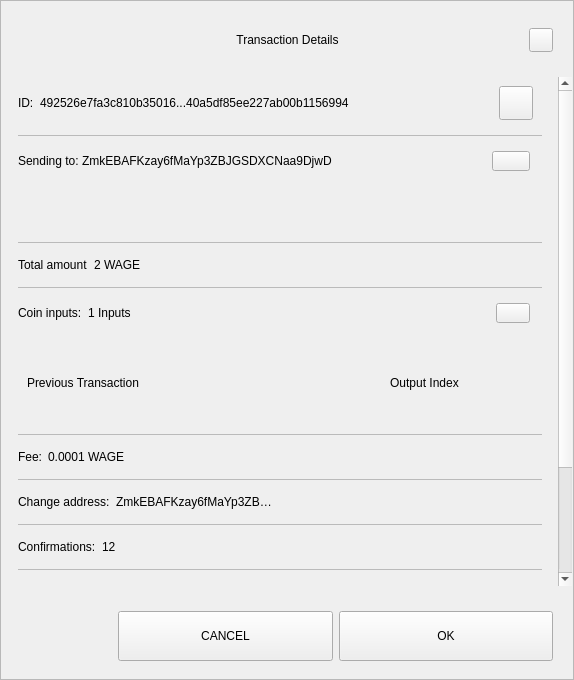
Old version of the form src/qt/digiwage/forms/sendconfirmdialog.ui in the repository digiwage/digiwage.
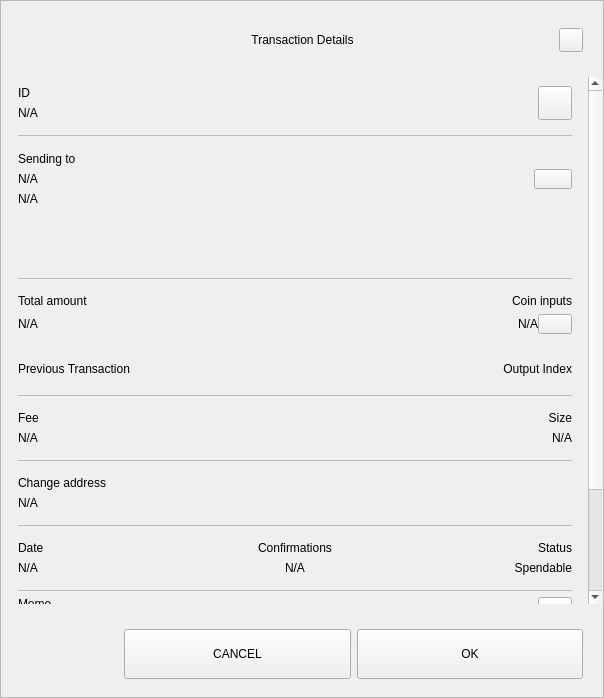
New version of the form.

Commit message: first push to official repo

```diff
--- a/src/qt/digiwage/forms/sendconfirmdialog.ui
+++ b/src/qt/digiwage/forms/sendconfirmdialog.ui
@@ -6,8 +6,8 @@
    <rect>
     <x>0</x>
     <y>0</y>
-    <width>574</width>
-    <height>680</height>
+    <width>604</width>
+    <height>698</height>
    </rect>
   </property>
   <property name="sizePolicy">
@@ -18,7 +18,7 @@
   </property>
   <property name="minimumSize">
    <size>
-    <width>574</width>
+    <width>580</width>
     <height>500</height>
    </size>
   </property>
@@ -181,7 +181,7 @@
         <property name="minimumSize">
          <size>
           <width>0</width>
-          <height>0</height>
+          <height>450</height>
          </size>
         </property>
         <layout class="QVBoxLayout" name="verticalLayout_4">
@@ -218,8 +218,8 @@
              <rect>
               <x>0</x>
               <y>0</y>
-              <width>556</width>
-              <height>672</height>
+              <width>586</width>
+              <height>700</height>
              </rect>
             </property>
             <property name="autoFillBackground">
@@ -263,10 +263,15 @@
                 </property>
                 <item>
                  <widget class="QWidget" name="contentID" native="true">
-                  <layout class="QHBoxLayout" name="horizontalLayout_12" stretch="0,1,0">
+                  <layout class="QHBoxLayout" name="horizontalLayout_12" stretch="0,0">
                    <property name="leftMargin">
                     <number>0</number>
                    </property>
+                   <property name="rightMargin">
+                    <number>0</number>
+                   </property>
+                   <item>
+                    <layout class="QVBoxLayout" name="contentID_int">
                    <item>
                     <widget class="QLabel" name="labelId">
                      <property name="maximumSize">
@@ -276,16 +281,18 @@
                       </size>
                      </property>
                      <property name="text">
-                      <string>ID:</string>
+                        <string>ID</string>
                      </property>
                     </widget>
                    </item>
                    <item>
                     <widget class="QLabel" name="textId">
                      <property name="text">
-                      <string>492526e7fa3c810b35016...40a5df85ee227ab00b1156994</string>
-                     </property>
-                    </widget>
+                        <string notr="true">N/A</string>
+                       </property>
+                      </widget>
+                     </item>
+                    </layout>
                    </item>
                    <item>
                     <widget class="QPushButton" name="pushCopy">
@@ -335,16 +342,36 @@
                  </widget>
                 </item>
                 <item>
-                 <widget class="QWidget" name="contentOutputs" native="true">
-                  <layout class="QHBoxLayout" name="horizontalLayout_11" stretch="0,3,0">
+                 <widget class="QWidget" name="contentOutputsLabel" native="true">
+                  <layout class="QHBoxLayout" name="horizontalLayout_11" stretch="0,0">
                    <property name="spacing">
+                    <number>6</number>
+                   </property>
+                   <property name="leftMargin">
                     <number>0</number>
                    </property>
+                   <property name="topMargin">
+                    <number>9</number>
+                   </property>
+                   <property name="rightMargin">
+                    <number>0</number>
+                   </property>
+                   <property name="bottomMargin">
+                    <number>9</number>
+                   </property>
+                   <item>
+                    <layout class="QVBoxLayout" name="contentOutputsLabel_int">
                    <property name="leftMargin">
                     <number>0</number>
                    </property>
+                     <property name="topMargin">
+                      <number>1</number>
+                     </property>
                    <property name="rightMargin">
-                    <number>12</number>
+                      <number>6</number>
+                     </property>
+                     <property name="bottomMargin">
+                      <number>1</number>
                    </property>
                    <item>
                     <widget class="QLabel" name="labelSend">
@@ -355,16 +382,43 @@
                       </size>
                      </property>
                      <property name="text">
-                      <string>Sending to: </string>
+                        <string>Sending to</string>
+                       </property>
+                      </widget>
+                     </item>
+                     <item>
+                      <widget class="QWidget" name="widget" native="true">
+                       <layout class="QVBoxLayout" name="verticalLayout_6">
+                        <property name="leftMargin">
+                         <number>0</number>
+                        </property>
+                        <property name="topMargin">
+                         <number>0</number>
+                        </property>
+                        <property name="rightMargin">
+                         <number>0</number>
+                        </property>
+                        <property name="bottomMargin">
+                         <number>0</number>
+                        </property>
+                        <item>
+                         <widget class="QLabel" name="textSendLabel">
+                          <property name="text">
+                           <string notr="true">N/A</string>
                      </property>
                     </widget>
                    </item>
                    <item>
                     <widget class="QLabel" name="textSend">
                      <property name="text">
-                      <string>ZmkEBAFKzay6fMaYp3ZBJGSDXCNaa9DjwD </string>
-                     </property>
-                    </widget>
+                           <string notr="true">N/A</string>
+                          </property>
+                         </widget>
+                        </item>
+                       </layout>
+                      </widget>
+                     </item>
+                    </layout>
                    </item>
                    <item>
                     <widget class="QPushButton" name="pushOutputs">
@@ -415,7 +469,7 @@
                     <rect>
                      <x>0</x>
                      <y>0</y>
-                     <width>522</width>
+                     <width>552</width>
                      <height>48</height>
                     </rect>
                    </property>
@@ -444,12 +498,31 @@
                  </widget>
                 </item>
                 <item>
-                 <widget class="QWidget" name="contentAmount" native="true">
-                  <layout class="QHBoxLayout" name="horizontalLayout_4" stretch="0,1">
+                 <widget class="QWidget" name="gridAmounts" native="true">
+                  <layout class="QGridLayout" name="contentAmountInputs">
                    <property name="leftMargin">
                     <number>0</number>
                    </property>
-                   <item>
+                   <property name="topMargin">
+                    <number>9</number>
+                   </property>
+                   <property name="rightMargin">
+                    <number>0</number>
+                   </property>
+                   <property name="bottomMargin">
+                    <number>9</number>
+                   </property>
+                   <property name="horizontalSpacing">
+                    <number>12</number>
+                   </property>
+                   <item row="1" column="0">
+                    <widget class="QLabel" name="textAmount">
+                     <property name="text">
+                      <string notr="true">N/A</string>
+                     </property>
+                    </widget>
+                   </item>
+                   <item row="0" column="0">
                     <widget class="QLabel" name="labelAmount">
                      <property name="maximumSize">
                       <size>
@@ -462,42 +535,7 @@
                      </property>
                     </widget>
                    </item>
-                   <item>
-                    <widget class="QLabel" name="textAmount">
-                     <property name="text">
-                      <string>2 WAGE</string>
-                     </property>
-                    </widget>
-                   </item>
-                  </layout>
-                 </widget>
-                </item>
-                <item>
-                 <widget class="QLabel" name="labelDivider6">
-                  <property name="maximumSize">
-                   <size>
-                    <width>16777215</width>
-                    <height>1</height>
-                   </size>
-                  </property>
-                  <property name="styleSheet">
-                   <string notr="true">background-color:#bababa;</string>
-                  </property>
-                  <property name="text">
-                   <string/>
-                  </property>
-                 </widget>
-                </item>
-                <item>
-                 <widget class="QWidget" name="contentInputs" native="true">
-                  <layout class="QHBoxLayout" name="horizontalLayout" stretch="0,2,0">
-                   <property name="leftMargin">
-                    <number>0</number>
-                   </property>
-                   <property name="rightMargin">
-                    <number>12</number>
-                   </property>
-                   <item>
+                   <item row="0" column="3">
                     <widget class="QLabel" name="labelInputs">
                      <property name="sizePolicy">
                       <sizepolicy hsizetype="Minimum" vsizetype="Preferred">
@@ -512,14 +550,22 @@
                       </size>
                      </property>
                      <property name="text">
-                      <string>Coin inputs:</string>
+                      <string>Coin inputs</string>
+                     </property>
+                     <property name="alignment">
+                      <set>Qt::AlignRight|Qt::AlignTrailing|Qt::AlignVCenter</set>
                      </property>
                     </widget>
                    </item>
+                   <item row="1" column="3">
+                    <layout class="QHBoxLayout" name="horizontalLayout">
                    <item>
                     <widget class="QLabel" name="textInputs">
                      <property name="text">
-                      <string>1 Inputs</string>
+                        <string notr="true">N/A</string>
+                       </property>
+                       <property name="alignment">
+                        <set>Qt::AlignRight|Qt::AlignTrailing|Qt::AlignVCenter</set>
                      </property>
                     </widget>
                    </item>
@@ -534,6 +580,9 @@
                      <property name="focusPolicy">
                       <enum>Qt::NoFocus</enum>
                      </property>
+                       <property name="layoutDirection">
+                        <enum>Qt::LeftToRight</enum>
+                       </property>
                      <property name="styleSheet">
                       <string notr="true"/>
                      </property>
@@ -543,9 +592,11 @@
                     </widget>
                    </item>
                   </layout>
+                   </item>
+                  </layout>
                  </widget>
                 </item>
-                <item>
+                <item alignment="Qt::AlignTop">
                  <widget class="QFrame" name="gridInputs">
                   <property name="sizePolicy">
                    <sizepolicy hsizetype="Preferred" vsizetype="MinimumExpanding">
@@ -556,16 +607,44 @@
                   <property name="minimumSize">
                    <size>
                     <width>0</width>
-                    <height>90</height>
+                    <height>40</height>
                    </size>
                   </property>
-                  <layout class="QGridLayout" name="gridLayoutInput" columnstretch="5,2" rowminimumheight="0">
+                  <property name="lineWidth">
+                   <number>0</number>
+                  </property>
+                  <layout class="QGridLayout" name="gridLayoutInput" columnstretch="5,0">
                    <property name="sizeConstraint">
                     <enum>QLayout::SetMaximumSize</enum>
                    </property>
+                   <property name="leftMargin">
+                    <number>0</number>
+                   </property>
+                   <property name="rightMargin">
+                    <number>0</number>
+                   </property>
                    <property name="verticalSpacing">
                     <number>0</number>
                    </property>
+                   <item row="0" column="1">
+                    <widget class="QLabel" name="labelOutputIndex">
+                     <property name="layoutDirection">
+                      <enum>Qt::LeftToRight</enum>
+                     </property>
+                     <property name="text">
+                      <string>Output Index</string>
+                     </property>
+                     <property name="textFormat">
+                      <enum>Qt::AutoText</enum>
+                     </property>
+                     <property name="alignment">
+                      <set>Qt::AlignRight|Qt::AlignTrailing|Qt::AlignVCenter</set>
+                     </property>
+                     <property name="margin">
+                      <number>0</number>
+                     </property>
+                    </widget>
+                   </item>
                    <item row="0" column="0" alignment="Qt::AlignLeft">
                     <widget class="QLabel" name="labelTitlePrevTx">
                      <property name="text">
@@ -573,16 +652,6 @@
                      </property>
                     </widget>
                    </item>
-                   <item row="0" column="1" alignment="Qt::AlignLeft">
-                    <widget class="QLabel" name="labelOutputIndex">
-                     <property name="text">
-                      <string>Output Index</string>
-                     </property>
-                     <property name="alignment">
-                      <set>Qt::AlignCenter</set>
-                     </property>
-                    </widget>
-                   </item>
                   </layout>
                  </widget>
                 </item>
@@ -603,9 +672,19 @@
                  </widget>
                 </item>
                 <item>
-                 <widget class="QWidget" name="contentFee" native="true">
-                  <layout class="QHBoxLayout" name="horizontalLayout_7" stretch="0,1">
-                   <property name="leftMargin">
+                 <layout class="QHBoxLayout" name="contentFeeSize">
+                  <property name="topMargin">
+                   <number>9</number>
+                  </property>
+                  <property name="bottomMargin">
+                   <number>9</number>
+                  </property>
+                  <item>
+                   <layout class="QVBoxLayout" name="contentFee">
+                    <property name="topMargin">
+                     <number>0</number>
+                    </property>
+                    <property name="bottomMargin">
                     <number>0</number>
                    </property>
                    <item>
@@ -617,22 +696,64 @@
                       </size>
                      </property>
                      <property name="text">
-                      <string>Fee:</string>
+                       <string>Fee</string>
                      </property>
                     </widget>
                    </item>
                    <item>
                     <widget class="QLabel" name="textFee">
                      <property name="text">
-                      <string>0.0001 WAGE</string>
+                       <string notr="true">N/A</string>
                      </property>
                     </widget>
                    </item>
                   </layout>
+                  </item>
+                  <item>
+                   <widget class="QWidget" name="contentSize" native="true">
+                    <layout class="QVBoxLayout" name="contentSize_layout">
+                     <property name="topMargin">
+                      <number>0</number>
+                     </property>
+                     <property name="rightMargin">
+                      <number>0</number>
+                     </property>
+                     <property name="bottomMargin">
+                      <number>0</number>
+                     </property>
+                     <item>
+                      <widget class="QLabel" name="labelSize">
+                       <property name="maximumSize">
+                        <size>
+                         <width>16777215</width>
+                         <height>16777215</height>
+                        </size>
+                       </property>
+                       <property name="text">
+                        <string>Size</string>
+                       </property>
+                       <property name="alignment">
+                        <set>Qt::AlignRight|Qt::AlignTrailing|Qt::AlignVCenter</set>
+                       </property>
                  </widget>
                 </item>
                 <item>
-                 <widget class="QLabel" name="labelDivider2">
+                      <widget class="QLabel" name="textSize">
+                       <property name="text">
+                        <string notr="true">N/A</string>
+                       </property>
+                       <property name="alignment">
+                        <set>Qt::AlignRight|Qt::AlignTrailing|Qt::AlignVCenter</set>
+                       </property>
+                      </widget>
+                     </item>
+                    </layout>
+                   </widget>
+                  </item>
+                 </layout>
+                </item>
+                <item>
+                 <widget class="QLabel" name="labelDividerFeeSize">
                   <property name="maximumSize">
                    <size>
                     <width>16777215</width>
@@ -649,10 +770,19 @@
                 </item>
                 <item>
                  <widget class="QWidget" name="contentChangeAddress" native="true">
-                  <layout class="QHBoxLayout" name="horizontalLayout_6" stretch="0,1">
+                  <layout class="QVBoxLayout" name="contentChangeAddress_layout">
                    <property name="leftMargin">
                     <number>0</number>
                    </property>
+                   <property name="topMargin">
+                    <number>9</number>
+                   </property>
+                   <property name="rightMargin">
+                    <number>0</number>
+                   </property>
+                   <property name="bottomMargin">
+                    <number>9</number>
+                   </property>
                    <item>
                     <widget class="QLabel" name="labelChange">
                      <property name="maximumSize">
@@ -662,14 +792,14 @@
                       </size>
                      </property>
                      <property name="text">
-                      <string>Change address:</string>
+                      <string>Change address</string>
                      </property>
                     </widget>
                    </item>
                    <item>
                     <widget class="QLabel" name="textChange">
                      <property name="text">
-                      <string>ZmkEBAFKzay6fMaYp3ZB… </string>
+                      <string notr="true">N/A</string>
                      </property>
                     </widget>
                    </item>
@@ -693,12 +823,25 @@
                  </widget>
                 </item>
                 <item>
-                 <widget class="QWidget" name="contentConfirmations" native="true">
-                  <layout class="QHBoxLayout" name="horizontalLayout_8" stretch="0,1">
+                 <widget class="QWidget" name="gridConfDateStatus" native="true">
+                  <layout class="QGridLayout" name="contentConfDateStatus">
                    <property name="leftMargin">
                     <number>0</number>
                    </property>
-                   <item>
+                   <property name="rightMargin">
+                    <number>0</number>
+                   </property>
+                   <item row="1" column="3">
+                    <widget class="QLabel" name="textStatus">
+                     <property name="text">
+                      <string>Spendable</string>
+                     </property>
+                     <property name="alignment">
+                      <set>Qt::AlignRight|Qt::AlignTrailing|Qt::AlignVCenter</set>
+                     </property>
+                    </widget>
+                   </item>
+                   <item row="0" column="1">
                     <widget class="QLabel" name="labelConfirmations">
                      <property name="maximumSize">
                       <size>
@@ -707,88 +850,40 @@
                       </size>
                      </property>
                      <property name="text">
-                      <string>Confirmations:</string>
+                      <string>Confirmations</string>
                      </property>
+                     <property name="alignment">
+                      <set>Qt::AlignCenter</set>
+                     </property>
                     </widget>
                    </item>
-                   <item>
+                   <item row="0" column="3">
+                    <widget class="QLabel" name="labelStatus">
+                     <property name="maximumSize">
+                      <size>
+                       <width>16777215</width>
+                       <height>16777215</height>
+                      </size>
+                     </property>
+                     <property name="text">
+                      <string>Status</string>
+                     </property>
+                     <property name="alignment">
+                      <set>Qt::AlignRight|Qt::AlignTrailing|Qt::AlignVCenter</set>
+                     </property>
+                    </widget>
+                   </item>
+                   <item row="1" column="1">
                     <widget class="QLabel" name="textConfirmations">
                      <property name="text">
-                      <string>12</string>
+                      <string notr="true">N/A</string>
                      </property>
-                    </widget>
-                   </item>
-                  </layout>
-                 </widget>
-                </item>
-                <item>
-                 <widget class="QLabel" name="labelDivider7">
-                  <property name="maximumSize">
-                   <size>
-                    <width>16777215</width>
-                    <height>1</height>
-                   </size>
-                  </property>
-                  <property name="styleSheet">
-                   <string notr="true">background-color:#bababa;</string>
-                  </property>
-                  <property name="text">
-                   <string/>
-                  </property>
-                 </widget>
-                </item>
-                <item>
-                 <widget class="QWidget" name="contentSize" native="true">
-                  <layout class="QHBoxLayout" name="horizontalLayout_9" stretch="0,1">
-                   <property name="leftMargin">
-                    <number>0</number>
-                   </property>
-                   <item>
-                    <widget class="QLabel" name="labelSize">
-                     <property name="maximumSize">
-                      <size>
-                       <width>16777215</width>
-                       <height>16777215</height>
-                      </size>
-                     </property>
-                     <property name="text">
-                      <string>Size:</string>
-                     </property>
-                    </widget>
-                   </item>
-                   <item>
-                    <widget class="QLabel" name="textSize">
-                     <property name="text">
-                      <string>2 kB</string>
-                     </property>
-                    </widget>
-                   </item>
-                  </layout>
-                 </widget>
-                </item>
-                <item>
-                 <widget class="QLabel" name="labelDivider3">
-                  <property name="maximumSize">
-                   <size>
-                    <width>16777215</width>
-                    <height>1</height>
-                   </size>
-                  </property>
-                  <property name="styleSheet">
-                   <string notr="true">background-color:#bababa;</string>
-                  </property>
-                  <property name="text">
-                   <string/>
-                  </property>
-                 </widget>
-                </item>
-                <item>
-                 <widget class="QWidget" name="contentDate" native="true">
-                  <layout class="QHBoxLayout" name="horizontalLayout_5" stretch="0,1">
-                   <property name="leftMargin">
-                    <number>0</number>
-                   </property>
-                   <item>
+                     <property name="alignment">
+                      <set>Qt::AlignCenter</set>
+                     </property>
+                    </widget>
+                   </item>
+                   <item row="0" column="0">
                     <widget class="QLabel" name="labelDate">
                      <property name="maximumSize">
                       <size>
@@ -797,14 +892,20 @@
                       </size>
                      </property>
                      <property name="text">
-                      <string>Date:</string>
+                      <string>Date</string>
+                     </property>
+                     <property name="alignment">
+                      <set>Qt::AlignLeading|Qt::AlignLeft|Qt::AlignVCenter</set>
                      </property>
                     </widget>
                    </item>
-                   <item>
+                   <item row="1" column="0">
                     <widget class="QLabel" name="textDate">
                      <property name="text">
-                      <string>May 25, 2017</string>
+                      <string notr="true">N/A</string>
+                     </property>
+                     <property name="alignment">
+                      <set>Qt::AlignLeading|Qt::AlignLeft|Qt::AlignVCenter</set>
                      </property>
                     </widget>
                    </item>
@@ -828,13 +929,30 @@
                  </widget>
                 </item>
                 <item>
-                 <widget class="QWidget" name="contentStatus" native="true">
-                  <layout class="QHBoxLayout" name="horizontalLayout_10" stretch="0,1">
+                 <widget class="QWidget" name="contentMemo" native="true">
+                  <layout class="QVBoxLayout" name="contentMemo_layout">
+                   <property name="spacing">
+                    <number>0</number>
+                   </property>
                    <property name="leftMargin">
                     <number>0</number>
                    </property>
+                   <property name="topMargin">
+                    <number>0</number>
+                   </property>
+                   <property name="rightMargin">
+                    <number>0</number>
+                   </property>
+                   <property name="bottomMargin">
+                    <number>0</number>
+                   </property>
                    <item>
-                    <widget class="QLabel" name="labelStatus">
+                    <layout class="QHBoxLayout" name="horizontalLayout_2">
+                     <property name="spacing">
+                      <number>0</number>
+                     </property>
+                     <item>
+                      <widget class="QLabel" name="labelMemo">
                      <property name="maximumSize">
                       <size>
                        <width>16777215</width>
@@ -842,18 +960,85 @@
                       </size>
                      </property>
                      <property name="text">
-                      <string>Status:</string>
-                     </property>
+                        <string>Memo</string>
+                       </property>
+                       <property name="alignment">
+                        <set>Qt::AlignLeading|Qt::AlignLeft|Qt::AlignTop</set>
+                       </property>
                     </widget>
                    </item>
                    <item>
-                    <widget class="QLabel" name="textStatus">
+                      <widget class="QPushButton" name="pushCopyMemo">
+                       <property name="minimumSize">
+                        <size>
+                         <width>34</width>
+                         <height>34</height>
+                        </size>
+                       </property>
+                       <property name="maximumSize">
+                        <size>
+                         <width>34</width>
+                         <height>34</height>
+                        </size>
+                       </property>
+                       <property name="focusPolicy">
+                        <enum>Qt::NoFocus</enum>
+                       </property>
                      <property name="text">
-                      <string>Spendable</string>
-                     </property>
+                        <string/>
+                       </property>
+                       <property name="iconSize">
+                        <size>
+                         <width>18</width>
+                         <height>18</height>
+                        </size>
+                       </property>
                     </widget>
                    </item>
                   </layout>
+                   </item>
+                   <item>
+                    <widget class="QPlainTextEdit" name="textMemo">
+                     <property name="sizePolicy">
+                      <sizepolicy hsizetype="Expanding" vsizetype="MinimumExpanding">
+                       <horstretch>0</horstretch>
+                       <verstretch>0</verstretch>
+                      </sizepolicy>
+                     </property>
+                     <property name="verticalScrollBarPolicy">
+                      <enum>Qt::ScrollBarAsNeeded</enum>
+                     </property>
+                     <property name="horizontalScrollBarPolicy">
+                      <enum>Qt::ScrollBarAlwaysOff</enum>
+                     </property>
+                     <property name="sizeAdjustPolicy">
+                      <enum>QAbstractScrollArea::AdjustToContents</enum>
+                     </property>
+                     <property name="undoRedoEnabled">
+                      <bool>false</bool>
+                     </property>
+                     <property name="readOnly">
+                      <bool>true</bool>
+                     </property>
+                    </widget>
+                   </item>
+                  </layout>
+                 </widget>
+                </item>
+                <item>
+                 <widget class="QLabel" name="labelDividerMemo">
+                  <property name="maximumSize">
+                   <size>
+                    <width>16777215</width>
+                    <height>1</height>
+                   </size>
+                  </property>
+                  <property name="styleSheet">
+                   <string notr="true">background-color:#bababa;</string>
+                  </property>
+                  <property name="text">
+                   <string/>
+                  </property>
                  </widget>
                 </item>
                 <item>
```
Left out of the diff: 14 changed lines with no effect on the pictures. Lines whose indentation alone changed are shown as unchanged. The commit also changes 2747 other files.
